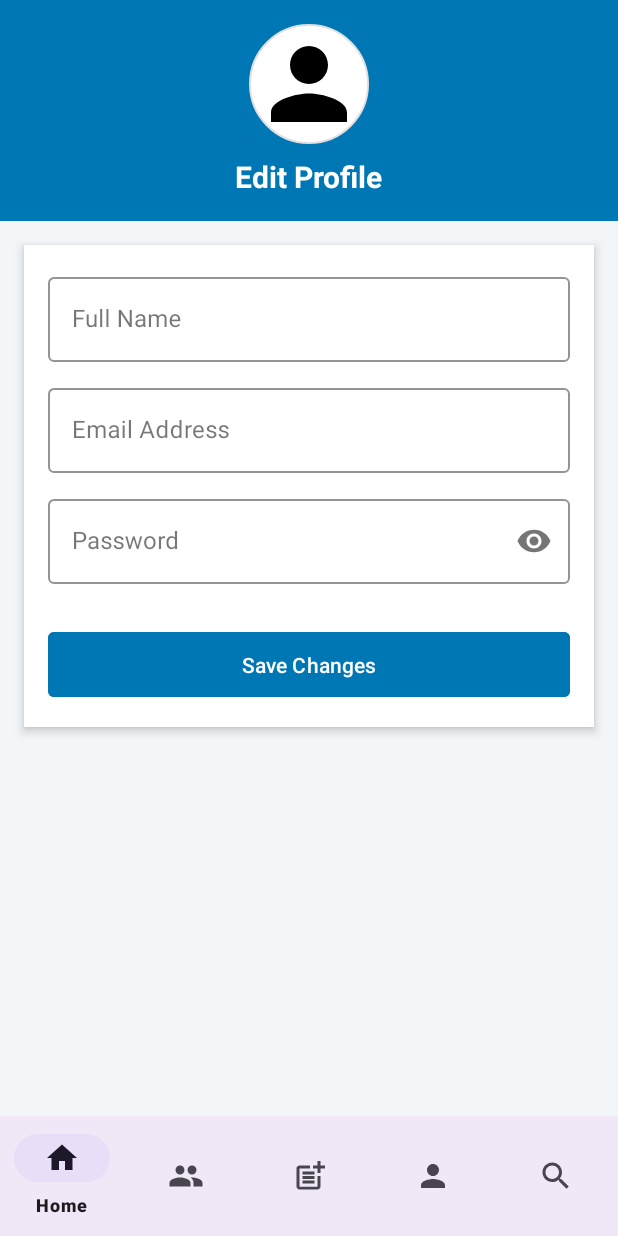
After one commit to Mayuushi/IT342-Syncra, an Android app: the fragment UpdateUserFragment placed in its activity, on a phone screen of 412 x 824 dp. The commit adds this screen. Run offline under Robolectric (Android 15) with nearby library versions, the phone set to English and light mode, and no system bars; libraries missing offline, so code that uses them is left out: com.edu.cit.

Commit message:
Added update profile

```diff
--- /dev/null
+++ b/frontend-mobile/app/src/main/java/edu/cit/syncra/fragments/UpdateUserFragment.kt
@@ -0,0 +1,81 @@
+package edu.cit.syncra
+
+import android.os.Bundle
+import android.view.LayoutInflater
+import android.view.View
+import android.view.ViewGroup
+import android.widget.Toast
+import androidx.fragment.app.Fragment
+import androidx.lifecycle.lifecycleScope
+import com.edu.cit.Syncra.network.RetrofitInstance
+import edu.cit.syncra.DataClass.User
+import edu.cit.syncra.databinding.FragmentUpdateUserBinding
+import edu.cit.syncra.utils.SessionManager
+import kotlinx.coroutines.launch
+
+class UpdateUserFragment : Fragment() {
+
+    private var _binding: FragmentUpdateUserBinding? = null
+    private val binding get() = _binding!!
+
+    private lateinit var sessionManager: SessionManager
+
+    override fun onCreateView(
+        inflater: LayoutInflater, container: ViewGroup?,
+        savedInstanceState: Bundle?
+    ): View {
+        _binding = FragmentUpdateUserBinding.inflate(inflater, container, false)
+        return binding.root
+    }
+
+    override fun onViewCreated(view: View, savedInstanceState: Bundle?) {
+        super.onViewCreated(view, savedInstanceState)
+
+        sessionManager = SessionManager(requireContext())
+        val userId = sessionManager.getUserId()
+
+        if (userId.isNullOrEmpty()) {
+            Toast.makeText(requireContext(), "User not logged in", Toast.LENGTH_SHORT).show()
+            return
+        }
+
+        binding.btnUpdateUser.setOnClickListener {
+            val name = binding.editTextName.text.toString()
+            val email = binding.editTextEmail.text.toString()
+            val password = binding.editTextPassword.text.toString()
+
+            val updatedUser = User(
+                name = name,
+                email = email,
+                password = password,
+            )
+
+            updateUser(userId, updatedUser)
+        }
+    }
+
+    private fun updateUser(userId: String, user: User) {
+        lifecycleScope.launch {
+            try {
+                val response = RetrofitInstance.api.updateUser(userId, user)
+                if (response.isSuccessful) {
+                    val message = response.body()?.get("message") ?: "User updated"
+                    Toast.makeText(requireContext(), message.toString(), Toast.LENGTH_SHORT).show()
+
+                    // Optionally update session info
+                    sessionManager.saveUserSession(userId, user.name, user.email)
+
+                } else {
+                    Toast.makeText(requireContext(), "Error: ${response.code()}", Toast.LENGTH_SHORT).show()
+                }
+            } catch (e: Exception) {
+                Toast.makeText(requireContext(), "Network error: ${e.message}", Toast.LENGTH_LONG).show()
+            }
+        }
+    }
+
+    override fun onDestroyView() {
+        super.onDestroyView()
+        _binding = null
+    }
+}
--- /dev/null
+++ b/frontend-mobile/app/src/main/res/layout/fragment_update_user.xml
@@ -0,0 +1,113 @@
+<ScrollView xmlns:android="http://schemas.android.com/apk/res/android"
+    xmlns:app="http://schemas.android.com/apk/res-auto"
+    android:layout_width="match_parent"
+    android:layout_height="match_parent"
+    android:background="@color/linkedin_light_gray">
+
+    <LinearLayout
+        android:orientation="vertical"
+        android:layout_width="match_parent"
+        android:layout_height="wrap_content">
+
+        <!-- Profile Header -->
+        <LinearLayout
+            android:layout_width="match_parent"
+            android:layout_height="wrap_content"
+            android:background="@color/linkedin_blue"
+            android:padding="16dp"
+            android:orientation="vertical"
+            android:gravity="center">
+
+            <ImageView
+                android:layout_width="80dp"
+                android:layout_height="80dp"
+                android:src="@drawable/ic_profile"
+                android:background="@drawable/circle_background"
+                android:padding="2dp"
+                android:layout_marginBottom="8dp"/>
+
+            <TextView
+                android:layout_width="wrap_content"
+                android:layout_height="wrap_content"
+                android:text="Edit Profile"
+                android:textColor="@android:color/white"
+                android:textSize="20sp"
+                android:textStyle="bold"/>
+        </LinearLayout>
+
+        <!-- Form Content -->
+        <LinearLayout
+            android:orientation="vertical"
+            android:layout_width="match_parent"
+            android:layout_height="wrap_content"
+            android:padding="16dp"
+            android:background="@android:color/white"
+            android:layout_margin="16dp"
+            android:elevation="4dp">
+
+            <!-- Name Field -->
+            <com.google.android.material.textfield.TextInputLayout
+                android:layout_width="match_parent"
+                android:layout_height="wrap_content"
+                android:layout_marginBottom="12dp"
+                app:boxStrokeColor="@color/linkedin_blue"
+                app:hintTextColor="@color/linkedin_blue"
+                style="@style/Widget.MaterialComponents.TextInputLayout.OutlinedBox">
+
+                <com.google.android.material.textfield.TextInputEditText
+                    android:id="@+id/editTextName"
+                    android:layout_width="match_parent"
+                    android:layout_height="wrap_content"
+                    android:hint="Full Name"
+                    android:inputType="textPersonName" />
+            </com.google.android.material.textfield.TextInputLayout>
+
+            <!-- Email Field -->
+            <com.google.android.material.textfield.TextInputLayout
+                android:layout_width="match_parent"
+                android:layout_height="wrap_content"
+                android:layout_marginBottom="12dp"
+                app:boxStrokeColor="@color/linkedin_blue"
+                app:hintTextColor="@color/linkedin_blue"
+                style="@style/Widget.MaterialComponents.TextInputLayout.OutlinedBox">
+
+                <com.google.android.material.textfield.TextInputEditText
+                    android:id="@+id/editTextEmail"
+                    android:layout_width="match_parent"
+                    android:layout_height="wrap_content"
+                    android:hint="Email Address"
+                    android:inputType="textEmailAddress" />
+            </com.google.android.material.textfield.TextInputLayout>
+
+            <!-- Password Field -->
+            <com.google.android.material.textfield.TextInputLayout
+                android:layout_width="match_parent"
+                android:layout_height="wrap_content"
+                android:layout_marginBottom="12dp"
+                app:boxStrokeColor="@color/linkedin_blue"
+                app:hintTextColor="@color/linkedin_blue"
+                app:passwordToggleEnabled="true"
+                style="@style/Widget.MaterialComponents.TextInputLayout.OutlinedBox">
+
+                <com.google.android.material.textfield.TextInputEditText
+                    android:id="@+id/editTextPassword"
+                    android:layout_width="match_parent"
+                    android:layout_height="wrap_content"
+                    android:hint="Password"
+                    android:inputType="textPassword" />
+            </com.google.android.material.textfield.TextInputLayout>
+
+            <!-- Update Button -->
+            <com.google.android.material.button.MaterialButton
+                android:id="@+id/btnUpdateUser"
+                android:layout_width="match_parent"
+                android:layout_height="wrap_content"
+                android:text="Save Changes"
+                android:textColor="@android:color/white"
+                android:backgroundTint="@color/linkedin_blue"
+                android:padding="12dp"
+                android:layout_marginTop="16dp"
+                app:cornerRadius="4dp" />
+        </LinearLayout>
+    </LinearLayout>
+</ScrollView>
--- a/frontend-mobile/app/src/main/res/values/colors.xml
+++ b/frontend-mobile/app/src/main/res/values/colors.xml
@@ -40,5 +40,9 @@
     <color name="linkedin_gray">#86888A</color>
     <color name="linkedin_success_green">#057642</color>
 
+    <color name="linkedin_dark_blue">#004C75</color>
+    <color name="linkedin_black">#000000</color>
+    <color name="linkedin_light_gray">#F3F6F8</color>
+
 
 </resources>
```
Also changed, not shown: frontend-mobile/app/src/main/java/edu/cit/syncra/Controller/ApiService.kt (+7 -0 lines), frontend-mobile/app/src/main/java/edu/cit/syncra/fragments/ProfileAndPostsFragment.kt (+11 -0 lines), frontend-mobile/app/src/main/res/layout/fragment_portfolio_post.xml (+90 -13 lines).
